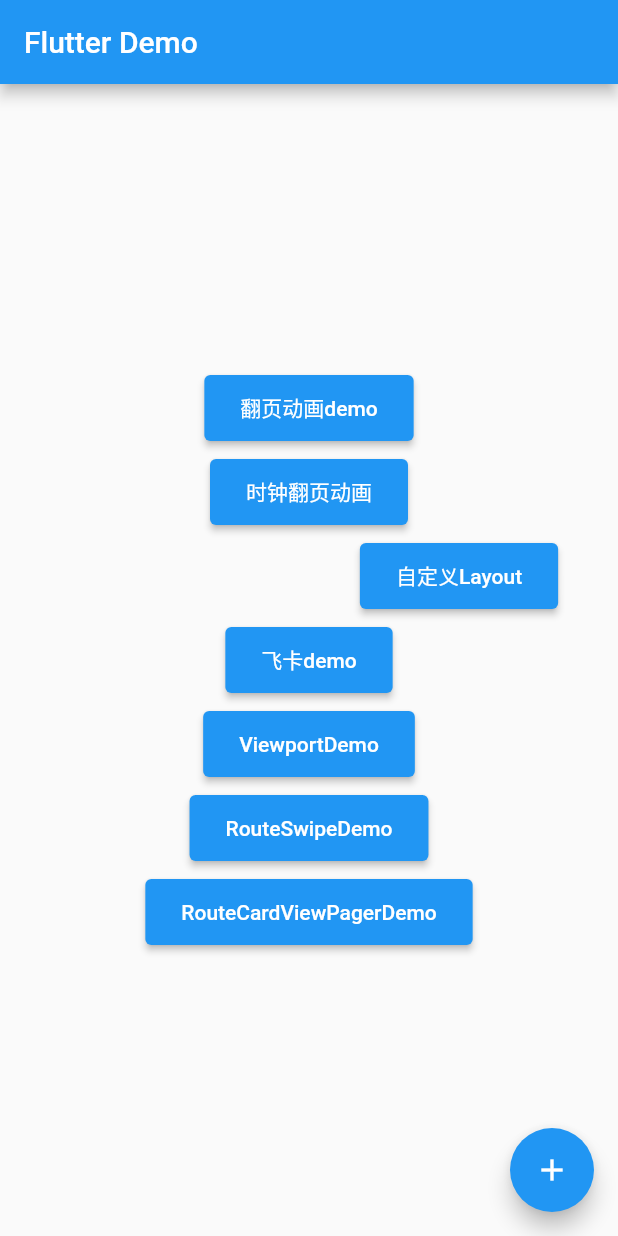
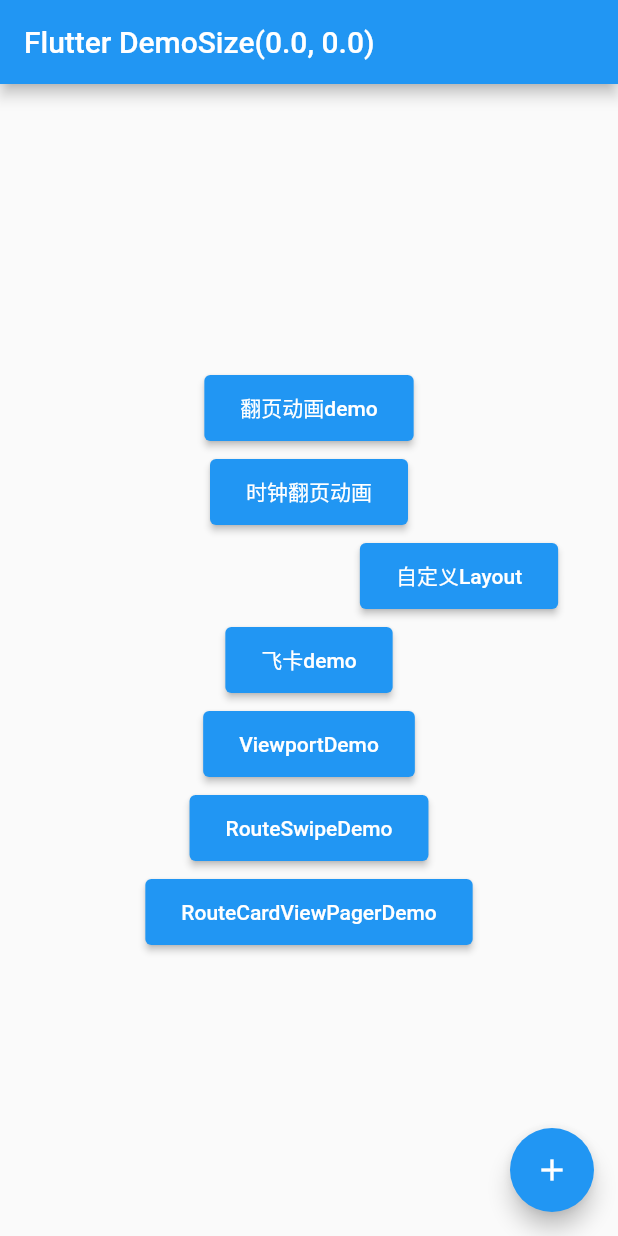
Before and after one commit to hujiejeff/learn-flutter, a Flutter app: the screen it shows after launch, on a phone screen of 412 x 824 dp. Run offline on Flutter 3.47's test engine with Material 2 defaults, Android fonts, the phone set to English and light mode, and no system bars.

Commit message:
测试提交

```diff
--- a/lib/main.dart
+++ b/lib/main.dart
@@ -20,9 +20,12 @@ class MyApp extends StatelessWidget {
 
   @override
   Widget build(BuildContext context) {
+    DefaultAssetBundle.of(context).loadString("name");
+
     VisualDensity density = VisualDensity(horizontal: 2, vertical: 2);//改变视觉密度使得widget变得更大或者更小，从而适配不同输入输入设备
     // debugPaintSizeEnabled = true;
-    const title = "Flutter Demo";
+    String size = MediaQueryData().size.toString();
+    String title = "Flutter Demo" + size;
     return MaterialApp(
       showPerformanceOverlay: false,
       title: title,
@@ -30,7 +33,7 @@ class MyApp extends StatelessWidget {
         primarySwatch: Colors.blue,
         visualDensity: density
       ),
-      home: const MyHomePage(
+      home: MyHomePage(
         title: title,
       ),
     );
```
